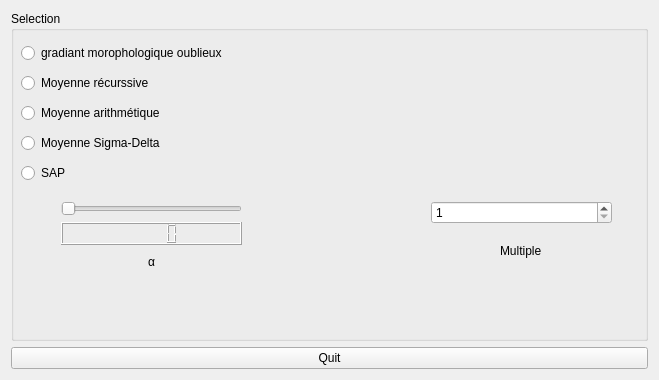
Qt form selector.ui (Wissben/SPOM) before a commit.
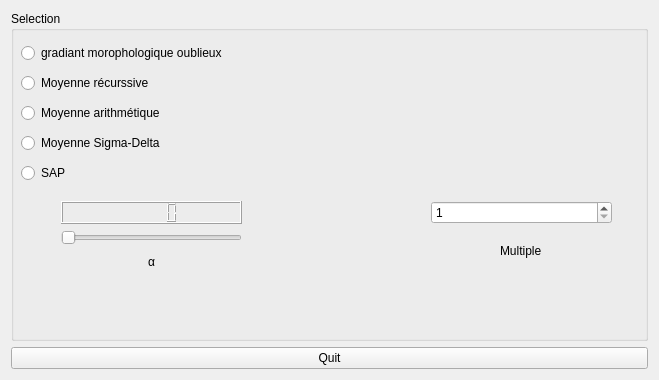
The same form after that commit.

The edit to the form file:
```diff
--- a/selector.ui
+++ b/selector.ui
@@ -115,6 +115,16 @@
        <property name="rightMargin">
         <number>0</number>
        </property>
+       <item>
+        <widget class="QLCDNumber" name="alphaValue">
+         <property name="smallDecimalPoint">
+          <bool>false</bool>
+         </property>
+         <property name="segmentStyle">
+          <enum>QLCDNumber::Filled</enum>
+         </property>
+        </widget>
+       </item>
        <item>
         <widget class="QSlider" name="horizontalSlider">
          <property name="orientation">
@@ -122,9 +132,6 @@
          </property>
         </widget>
        </item>
-       <item>
-        <widget class="QLCDNumber" name="alphaValue"/>
-       </item>
        <item alignment="Qt::AlignHCenter">
         <widget class="QLabel" name="alpha">
          <property name="text">
```
